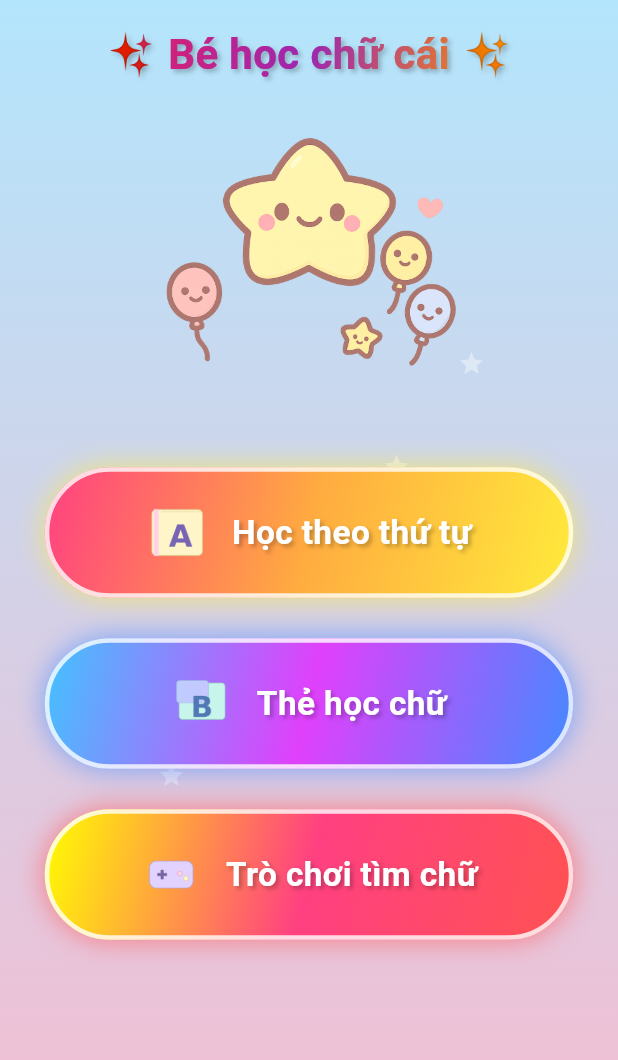
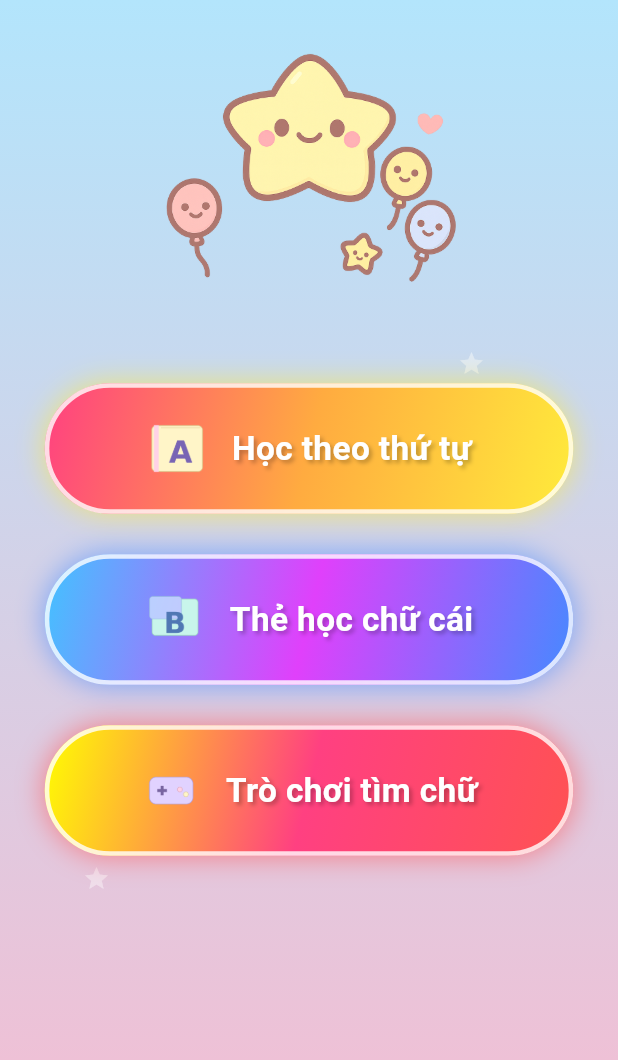
Before and after one commit to cuongevil/wonder_kids, a Flutter app: the screen it shows after launch, on a phone screen of 412 x 824 dp. Shown: the top 1060 px of the screen. Run offline on Flutter 3.47's test engine with Material 3 defaults, Android fonts, the phone set to English and light mode, and no system bars; our stand-ins replace audioplayers, confetti, flip_card, flutter_tts.

Commit message:
Refactor code

```diff
--- a/lib/screens/game_screen.dart
+++ b/lib/screens/game_screen.dart
@@ -130,14 +130,14 @@ class _GameScreenState extends State<GameScreen>
 
     return Scaffold(
       appBar: AppBar(
-        title: const Text("🎮 Trò chơi tìm chữ"),
+        title: const Text("Trò chơi tìm chữ"),
         backgroundColor: Colors.pinkAccent.shade100,
         actions: [
           Padding(
             padding: const EdgeInsets.all(8.0),
             child: Center(
               child: Text(
-                "🔥 Liên tiếp: $combo",
+                "🔥: $combo",
                 style: const TextStyle(
                     fontSize: 18, fontWeight: FontWeight.bold),
               ),
--- a/lib/screens/home_screen.dart
+++ b/lib/screens/home_screen.dart
@@ -52,7 +52,7 @@ class _HomeScreenState extends State<HomeScreen> {
     return Scaffold(
       appBar: AppBar(
         title: const Text(
-            "Bé học chữ cái tiếng Việt"),
+            "Học theo thứ tự"),
         centerTitle: true,
         backgroundColor: Colors.pinkAccent.shade100,
       ),
--- a/lib/screens/start_screen.dart
+++ b/lib/screens/start_screen.dart
@@ -29,36 +29,6 @@ class StartScreen extends StatelessWidget {
 
               Column(
                 children: [
-                  const SizedBox(height: 16),
-
-                  // 🌈 Tiêu đề gradient
-                  ShaderMask(
-                    shaderCallback: (bounds) => const LinearGradient(
-                      colors: [Colors.pink, Colors.purple, Colors.orange],
-                      begin: Alignment.topLeft,
-                      end: Alignment.bottomRight,
-                    ).createShader(bounds),
-                    child: Text(
-                      "✨ Bé học chữ cái ✨",
-                      style: TextStyle(
-                        fontSize: r.isSmall
-                            ? 28
-                            : r.isMedium
-                            ? 34
-                            : 42,
-                        fontWeight: FontWeight.bold,
-                        color: Colors.white,
-                        shadows: [
-                          Shadow(
-                            color: Colors.black26,
-                            blurRadius: 4,
-                            offset: Offset(2, 2),
-                          ),
-                        ],
-                      ),
-                    ),
-                  ),
-
                   const SizedBox(height: 12),
 
                   // 🐙 Mascot có animation
@@ -78,7 +48,7 @@ class StartScreen extends StatelessWidget {
                     ],
                   ),
                   WowButton(
-                    title: "Thẻ học chữ",
+                    title: "Thẻ học chữ cái",
                     iconPath: "assets/images/icon_flashcard.png",
                     routeName: AppRoutes.flashcard,
                     colors: [
```
